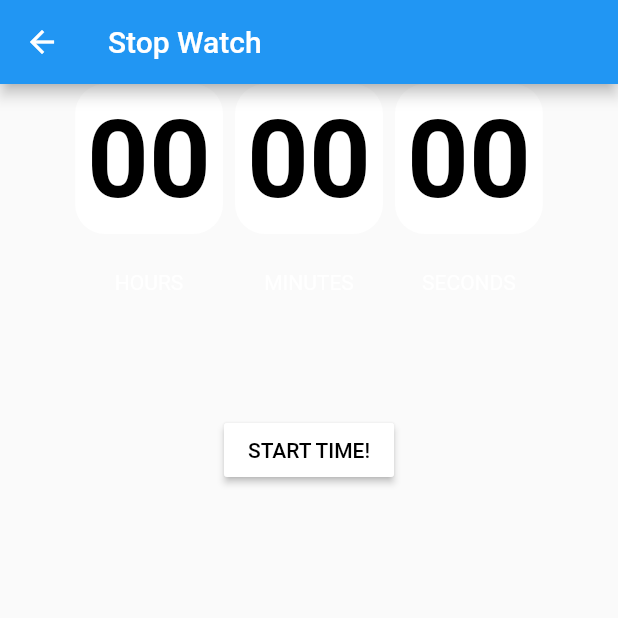
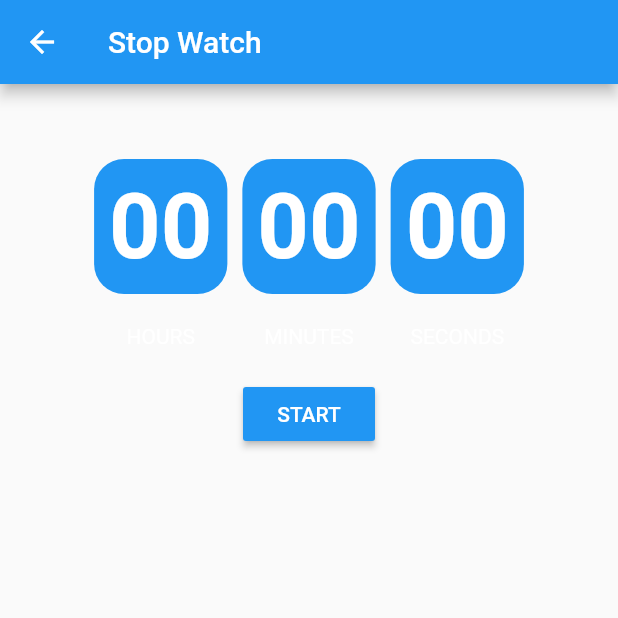
Before and after one commit to maldimz/Tugas-4-TPM, a Flutter app: the StopwatchPage screen opened directly, on a phone screen of 412 x 824 dp, the top half of it. Run offline on Flutter 3.47's test engine with Material 2 defaults, Android fonts, the phone set to English and light mode, and no system bars; missing offline and left inert: task4.

Commit message:
tutorial done, stopwatch diusahakan disederhanakan

```diff
--- a/lib/pages/home_page.dart
+++ b/lib/pages/home_page.dart
@@ -1,9 +1,10 @@
 import 'package:flutter/material.dart';
 import 'package:tugas4tpm/pages/logout.dart';
 import 'package:tugas4tpm/pages/menu_page.dart';
+import 'package:task4/pages/tutorial.dart';
 
 class HomePage extends StatefulWidget {
-  const HomePage({super.key});
+  const HomePage({Key? key}) : super (key:key);
 
   @override
   State<HomePage> createState() => _HomePageState();
@@ -16,7 +17,7 @@ class _HomePageState extends State<HomePage> {
       TextStyle(fontSize: 30, fontWeight: FontWeight.bold);
   static List<Widget> _widgetOptions = <Widget>[
     MenuPage(),
-    Text('Tutorial'),
+    TutorialPage(),
     LogoutPage()
   ];
 
--- a/lib/pages/stopwatch_page.dart
+++ b/lib/pages/stopwatch_page.dart
@@ -1,5 +1,4 @@
 import 'dart:async';
-
 import 'package:flutter/material.dart';
 
 class StopwatchPage extends StatefulWidget {
@@ -14,7 +13,8 @@ class _StopwatchPageState extends State<StopwatchPage> {
   Duration duration = Duration();
   Timer? timer; //pake dart async disini
 
-  bool isCountdown = false;
+  bool isCountdown = false; // state pas stopwatch masih berhenti
+
   void initState() {
     super.initState();
     reset();
@@ -26,7 +26,9 @@ class _StopwatchPageState extends State<StopwatchPage> {
     } else {
       setState(() => duration = Duration());
     }
-  }
+  } // di void reset bakal cek dimulai atau kaga countdown
+  // kalau true maka dimulai menghitung berdasarkan TimeDuration
+  // kalau false bakal balik ke state awal Duration()
 
   void addTime() {
     final addSeconds = isCountdown ? -1 : 1;
@@ -57,7 +59,6 @@ class _StopwatchPageState extends State<StopwatchPage> {
   }
 
   @override
-
   Widget build(BuildContext context) {
     return Scaffold(
       appBar: AppBar(
@@ -66,8 +67,13 @@ class _StopwatchPageState extends State<StopwatchPage> {
       body: Center(
         child: Column(
           children: [
+            SizedBox(
+              height: 50,
+            ),
             buildTime(),
-            SizedBox(height: 80,),
+            SizedBox(
+              height: 20,
+            ),
             buildButtons(),
           ],
         ),
@@ -76,22 +82,26 @@ class _StopwatchPageState extends State<StopwatchPage> {
   }
 
   Widget buildTime() {
-    String twoDigits(int n) => n.toString().padLeft(2, '0');
-    final hours = twoDigits(duration.inHours);
-    final minutes = twoDigits(duration.inMinutes.remainder(60));
-    final seconds = twoDigits(duration.inSeconds.remainder(60));
-    return Row(
-        mainAxisAlignment: MainAxisAlignment.center,
-        children: [
+    String twoDigits(int n) => n
+        .toString()
+        .padLeft(2, '0'); //membuat var TwoDigits menampilkan 0 dua kali
+    final hours = twoDigits(duration.inHours.remainder(24)); //max 24
+    final minutes = twoDigits(duration.inMinutes.remainder(60)); //max 60
+    final seconds = twoDigits(duration.inSeconds.remainder(60)); //max 60
+    return Row(mainAxisAlignment: MainAxisAlignment.center, children: [
       buildTimeCard(time: hours, header: 'HOURS'),
-          SizedBox(width: 8,),
+      SizedBox(
+        width: 10,
+      ),
       buildTimeCard(time: minutes, header: 'MINUTES'),
-          SizedBox(width: 8,),
+      SizedBox(
+        width: 10,
+      ),
       buildTimeCard(time: seconds, header: 'SECONDS'),
     ]);
   }
 
-  Widget buildButtons(){
+  Widget buildButtons() {
     final isRunning = timer == null ? false : timer!.isActive;
     final isCompleted = duration.inSeconds == 0;
 
@@ -102,9 +112,9 @@ class _StopwatchPageState extends State<StopwatchPage> {
               MaterialButton(
                   child: Text(isRunning ? 'STOP' : 'RESUME',
                       style: TextStyle(
-          color: Colors.black,
+                        color: Colors.white,
                       )),
-    color: Colors.white,
+                  color: Colors.blue,
                   onPressed: () {
                     if (isRunning) {
                       stopTimer(resets: false);
@@ -112,13 +122,16 @@ class _StopwatchPageState extends State<StopwatchPage> {
                       startTimer(resets: false);
                     }
                   }),
-    SizedBox(width: 12,),
+              SizedBox(
+                width: 12,
+              ),
               MaterialButton(
                   child: Text('CANCEL',
                       style: TextStyle(
-    color: Colors.black,
+                        color: Colors.white,
                       )),
-    color: Colors.white,
+                  color: Colors.red,
+
                   onPressed: () {
                     stopTimer();
                   }),
@@ -126,12 +139,12 @@ class _StopwatchPageState extends State<StopwatchPage> {
           )
         : MaterialButton(
             child: Text(
-    'START TIME!',
+              'START',
               style: TextStyle(
-    color: Colors.black,
+                color: Colors.white,
               ),
             ),
-    color: Colors.white,
+            color: Colors.blue,
             onPressed: () {
               startTimer();
             });
@@ -140,21 +153,22 @@ class _StopwatchPageState extends State<StopwatchPage> {
   Widget buildTimeCard({required String time, required String header}) =>
       Column(mainAxisAlignment: MainAxisAlignment.center, children: [
         Container(
-            padding: EdgeInsets.all(8),
+            padding: EdgeInsets.all(10),
             decoration: BoxDecoration(
-                color: Colors.white,
-                borderRadius: BorderRadius.circular(20)),
+                color: Colors.blue, borderRadius: BorderRadius.circular(20)),
             child: Text(
               time,
               style: TextStyle(
-                  fontSize: 72,
+                  fontSize: 60,
                   fontWeight: FontWeight.bold,
-                  color: Colors.black),
+                  color: Colors.white),
             )),
-        SizedBox(height: 24,),
-        Text(header,
-          style: TextStyle(
-              color: Colors.white),
+        SizedBox(
+          height: 20,
+        ),
+        Text(
+          header,
+          style: TextStyle(color: Colors.white),
         ),
       ]);
 }
```
Also changed, not shown: lib/pages/tutorial.dart (added, +30 -0 lines). Lines whose indentation alone changed are shown as unchanged.
